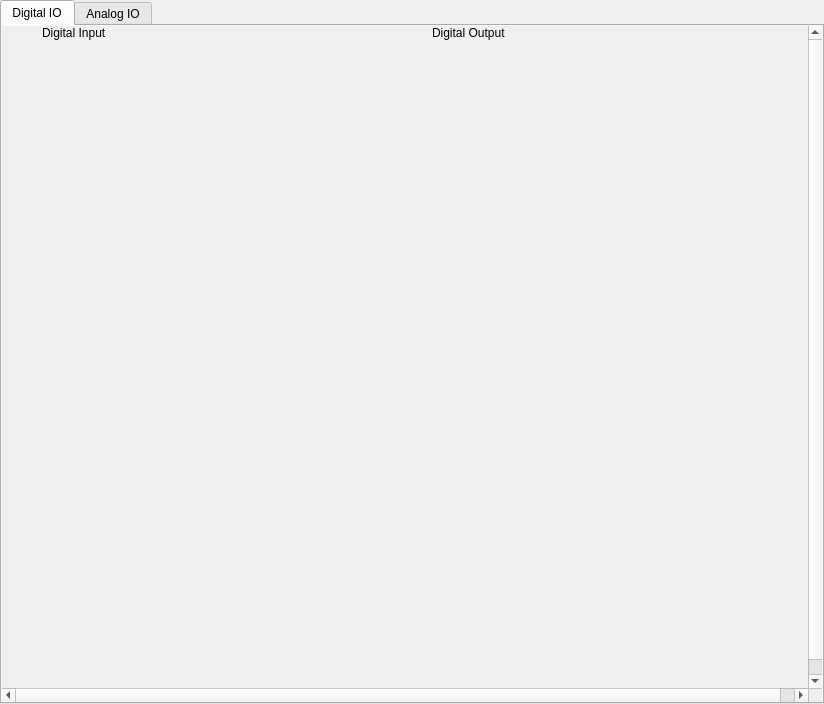
Before: the Qt Designer form gui/ui/IOFrame.ui in nico88chessa/MIBDV, drawn with Qt 5.
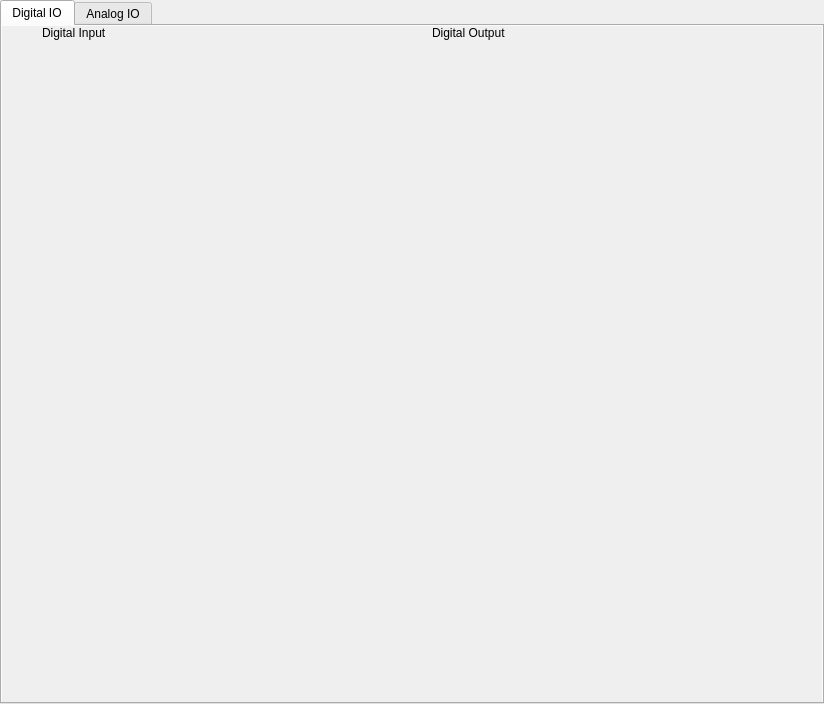
After: the same form once the commit is applied. The open tabs and pages were chosen to show the change.

Commit message: agganciato logica IOFrame; bugfix stylesheet; modificato etichette MotionFrame e cleaning code; bugfix Settings;

```diff
--- a/gui/ui/IOFrame.ui
+++ b/gui/ui/IOFrame.ui
@@ -56,15 +56,15 @@
        </property>
        <item row="0" column="0">
         <widget class="QScrollArea" name="saDigitalIO">
-         <property name="styleSheet">
-          <string notr="true"/>
-         </property>
          <property name="frameShape">
           <enum>QFrame::NoFrame</enum>
          </property>
          <property name="frameShadow">
           <enum>QFrame::Plain</enum>
          </property>
+         <property name="widgetResizable">
+          <bool>true</bool>
+         </property>
          <widget class="QWidget" name="saDigitalIOContents">
           <property name="geometry">
            <rect>
@@ -96,6 +96,19 @@
            <property name="verticalSpacing">
             <number>0</number>
            </property>
+           <item row="1" column="0" colspan="2">
+            <spacer name="vsDigitalIO">
+             <property name="orientation">
+              <enum>Qt::Vertical</enum>
+             </property>
+             <property name="sizeHint" stdset="0">
+              <size>
+               <width>20</width>
+               <height>661</height>
+              </size>
+             </property>
+            </spacer>
+           </item>
            <item row="0" column="0">
             <widget class="QLabel" name="lDigitalInput">
              <property name="text">
@@ -116,32 +129,6 @@
              </property>
             </widget>
            </item>
-           <item row="1" column="1">
-            <spacer name="vsDigitalOutput">
-             <property name="orientation">
-              <enum>Qt::Vertical</enum>
-             </property>
-             <property name="sizeHint" stdset="0">
-              <size>
-               <width>20</width>
-               <height>661</height>
-              </size>
-             </property>
-            </spacer>
-           </item>
-           <item row="1" column="0">
-            <spacer name="vsDigitalInput">
-             <property name="orientation">
-              <enum>Qt::Vertical</enum>
-             </property>
-             <property name="sizeHint" stdset="0">
-              <size>
-               <width>20</width>
-               <height>661</height>
-              </size>
-             </property>
-            </spacer>
-           </item>
           </layout>
          </widget>
         </widget>
```
Left out of the diff: 3 changed lines with no effect on the pictures. The commit also changes 9 other files.
